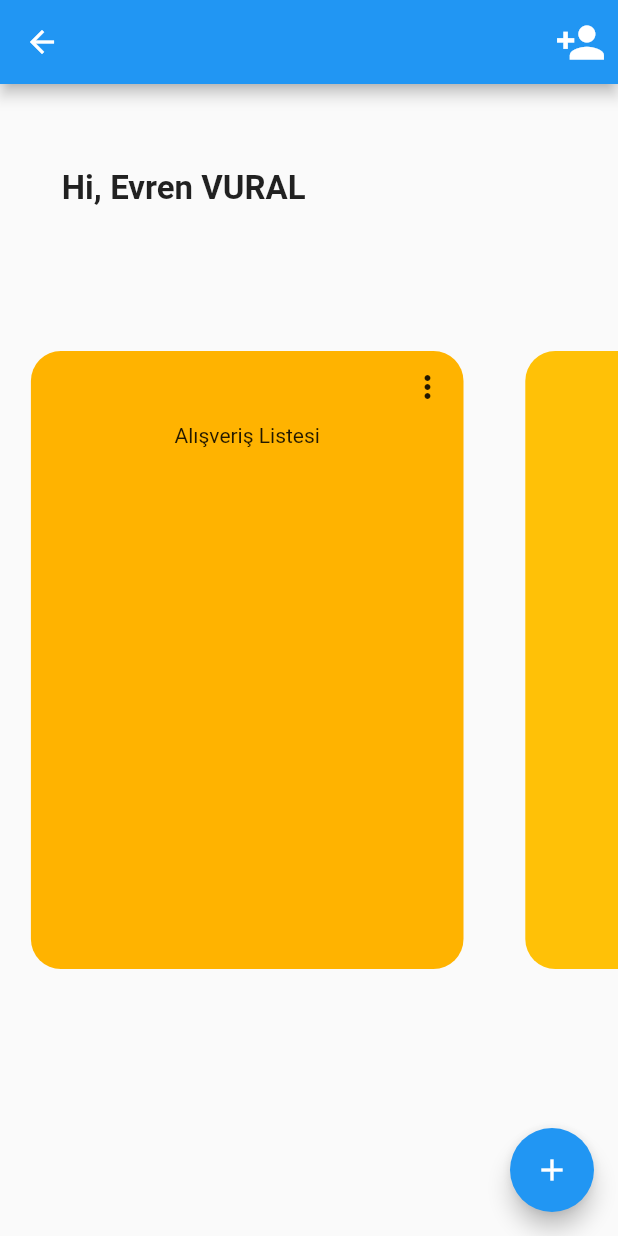
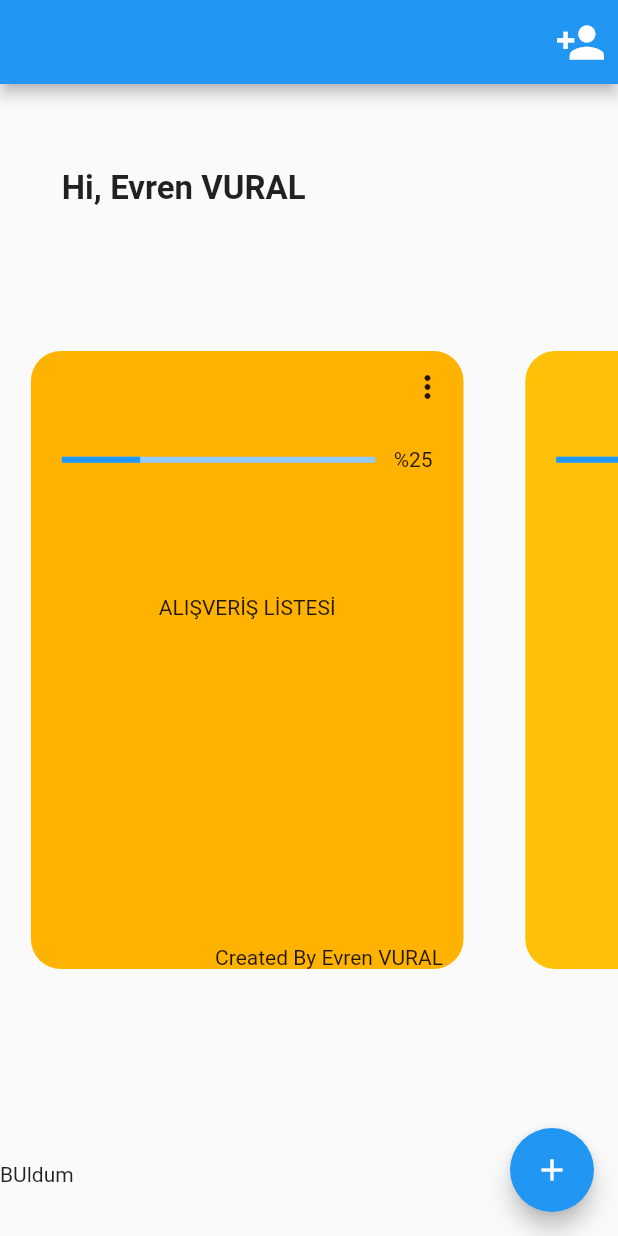
Before and after one commit to evrenvural/shared-todo-mobile, a Flutter app: the HomeView screen opened directly, on a phone screen of 412 x 824 dp. Run offline on Flutter 3.47's test engine with Material 2 defaults, Android fonts, the phone set to English and light mode, and no system bars; our stand-ins replace shared_preferences; accounts and stored records are empty.

Commit message:
home ui updating and refactoring

```diff
--- /dev/null
+++ b/lib/core/constant/arguments.dart
@@ -0,0 +1,5 @@
+class TodoArgument {
+  final String todoListId;
+
+  TodoArgument(this.todoListId);
+}
--- /dev/null
+++ b/lib/core/constant/route_name.dart
@@ -0,0 +1,5 @@
+class RouteName {
+  static const String LOGIN = "/login";
+  static const String HOME = "/home";
+  static const String TODO = "/home/todo";
+}
--- a/lib/main.dart
+++ b/lib/main.dart
@@ -1,6 +1,11 @@
 import 'package:flutter/material.dart';
 
+import 'package:shared_todo_mobile/core/constant/route_name.dart';
+
+import 'package:shared_todo_mobile/view/home.dart';
+import 'package:shared_todo_mobile/view/login.dart';
 import 'package:shared_todo_mobile/view/main.dart';
+import 'package:shared_todo_mobile/view/todo.dart';
 
 void main() => runApp(MyApp());
 
@@ -10,6 +15,11 @@ class MyApp extends StatelessWidget {
     return MaterialApp(
       title: 'Material App',
       home: MainView(),
+      routes: {
+        RouteName.LOGIN: (context) => LoginView(),
+        RouteName.HOME: (context) => HomeView(),
+        RouteName.TODO: (context) => TodoView(),
+      },
     );
   }
 }
--- a/lib/view/home.dart
+++ b/lib/view/home.dart
@@ -1,4 +1,6 @@
 import 'package:flutter/material.dart';
+import 'package:shared_todo_mobile/core/constant/arguments.dart';
+import 'package:shared_todo_mobile/core/constant/route_name.dart';
 import 'package:shared_todo_mobile/core/constant/size.dart';
 
 class HomeView extends StatefulWidget {
@@ -9,9 +11,6 @@ class HomeView extends StatefulWidget {
 }
 
 class _HomeViewState extends State<HomeView> {
-  final List<String> entries = <String>['A', 'B', 'C'];
-  final List<int> colorCodes = <int>[600, 500, 100];
-
   @override
   Widget build(BuildContext context) {
     return Scaffold(
@@ -26,60 +25,11 @@ class _HomeViewState extends State<HomeView> {
       ),
       body: Column(
         children: <Widget>[
-          Container(
-            alignment: Alignment.bottomLeft,
-            padding:
-                EdgeInsetsDirectional.only(start: dynamicWidth(context, 0.1)),
-            height: dynamicHeight(context, 0.1),
-            child: Text(
-              'Hi, Evren VURAL',
-              textAlign: TextAlign.left,
-              style: TextStyle(
-                fontWeight: FontWeight.bold,
-                fontSize: 22,
-              ),
-            ),
+          _TitleWidget(),
+          Expanded(
+            child: _ContextWidget(),
           ),
-          Expanded(
-            child: Center(
-              child: Container(
-                height: dynamicHeight(context, 0.5),
-                child: ListView.separated(
-                  scrollDirection: Axis.horizontal,
-                  itemCount: entries.length,
-                  itemBuilder: (BuildContext context, int index) {
-                    return Container(
-                      margin: EdgeInsets.only(
-                          left: dynamicWidth(context, 0.05),
-                          right: dynamicWidth(context, 0.05)),
-                      width: dynamicWidth(context, 0.7),
-                      decoration: BoxDecoration(
-                        borderRadius: BorderRadius.circular(20),
-                        color: Colors.amber[colorCodes[index]],
-                      ),
-                      child: Column(children: <Widget>[
-                        Align(
-                          alignment: Alignment(1, 0.8),
-                          child: IconButton(
-                            icon: Icon(Icons.more_vert),
-                            onPressed: () {},
-                          ),
-                        ),
-                        Center(
-                          child: Text("Alışveriş Listesi"),
-                        )
-                      ]),
-                    );
-                  },
-                  separatorBuilder: (BuildContext context, int index) =>
-                      const Divider(),
-                ),
-              ),
-            ),
-          ),
-          SizedBox(
-            height: dynamicHeight(context, 0.1),
-          )
+          _FooterWidget()
         ],
       ),
       floatingActionButton: FloatingActionButton(
@@ -89,3 +39,196 @@ class _HomeViewState extends State<HomeView> {
     );
   }
 }
+
+class _FooterWidget extends StatelessWidget {
+  const _FooterWidget({
+    Key key,
+  }) : super(key: key);
+
+  @override
+  Widget build(BuildContext context) {
+    return Container(
+      height: dynamicHeight(context, 0.1),
+      child: Align(
+        alignment: Alignment(-1, 0),
+        child: Text("BUldum"),
+      ),
+    );
+  }
+}
+
+class _ContextWidget extends StatelessWidget {
+  _ContextWidget({Key key}) : super(key: key);
+
+  final List<String> entries = <String>['A', 'B', 'C'];
+  final List<int> colorCodes = <int>[600, 500, 100];
+
+  @override
+  Widget build(BuildContext context) {
+    return Center(
+      child: _TodoListContainerWidget(entries: entries, colorCodes: colorCodes),
+    );
+  }
+}
+
+class _TodoListContainerWidget extends StatelessWidget {
+  const _TodoListContainerWidget({
+    Key key,
+    @required this.entries,
+    @required this.colorCodes,
+  }) : super(key: key);
+
+  final List<String> entries;
+  final List<int> colorCodes;
+
+  @override
+  Widget build(BuildContext context) {
+    return Container(
+      height: dynamicHeight(context, 0.5),
+      child: ListView.separated(
+        scrollDirection: Axis.horizontal,
+        itemCount: entries.length,
+        itemBuilder: (BuildContext context, int index) {
+          return _TodoListWidget(colorCodes: colorCodes, index: index);
+        },
+        separatorBuilder: (BuildContext context, int index) =>
+            const Divider(),
+      ),
+    );
+  }
+}
+
+class _TodoListWidget extends StatelessWidget {
+  const _TodoListWidget({
+    Key key,
+    @required this.colorCodes,
+    @required this.index
+  }) : super(key: key);
+
+  final List<int> colorCodes;
+  final int index;
+
+  @override
+  Widget build(BuildContext context) {
+    return GestureDetector(
+      onTap: () {
+        Navigator.pushNamed(
+          context,
+          RouteName.TODO,
+          arguments: TodoArgument(index.toString()),
+        );
+      },
+      child: Container(
+        margin: EdgeInsets.only(
+            left: dynamicWidth(context, 0.05),
+            right: dynamicWidth(context, 0.05)),
+        width: dynamicWidth(context, 0.7),
+        decoration: BoxDecoration(
+          borderRadius: BorderRadius.circular(20),
+          color: Colors.amber[colorCodes[index]],
+        ),
+        child: Column(children: <Widget>[
+          _TodoListSettingsButtonWidget(),
+          _TodoListProgressBarWidget(),
+          _TodoListBodyWidget(),
+          _TodoListFooterWidget()
+        ]),
+      ),
+    );
+  }
+}
+
+class _TodoListFooterWidget extends StatelessWidget {
+  const _TodoListFooterWidget({
+    Key key,
+  }) : super(key: key);
+
+  @override
+  Widget build(BuildContext context) {
+    return Expanded(
+      child: Align(
+          alignment: Alignment(0.8, 1),
+          child: Text("Created By Evren VURAL")),
+    );
+  }
+}
+
+class _TodoListBodyWidget extends StatelessWidget {
+  const _TodoListBodyWidget({
+    Key key,
+  }) : super(key: key);
+
+  @override
+  Widget build(BuildContext context) {
+    return Container(
+      margin: EdgeInsets.only(top: dynamicHeight(context, 0.1)),
+      child: Text("ALIŞVERİŞ LİSTESİ"),
+    );
+  }
+}
+
+class _TodoListProgressBarWidget extends StatelessWidget {
+  const _TodoListProgressBarWidget({
+    Key key,
+  }) : super(key: key);
+
+  @override
+  Widget build(BuildContext context) {
+    return Container(
+      margin: EdgeInsets.only(top: dynamicHeight(context, 0.02)),
+      width: dynamicWidth(context, 0.6),
+      child: Row(
+        children: <Widget>[
+          Expanded(
+              child: LinearProgressIndicator(
+            value: 0.25,
+          )),
+          Container(
+              margin: EdgeInsets.only(
+                  left: dynamicWidth(context, 0.03)),
+              child: Text("%25")),
+        ],
+      ),
+    );
+  }
+}
+
+class _TodoListSettingsButtonWidget extends StatelessWidget {
+  const _TodoListSettingsButtonWidget({
+    Key key,
+  }) : super(key: key);
+
+  @override
+  Widget build(BuildContext context) {
+    return Align(
+      alignment: Alignment(1, 0.8),
+      child: IconButton(
+        icon: Icon(Icons.more_vert),
+        onPressed: () {},
+      ),
+    );
+  }
+}
+
+class _TitleWidget extends StatelessWidget {
+  const _TitleWidget({
+    Key key,
+  }) : super(key: key);
+
+  @override
+  Widget build(BuildContext context) {
+    return Container(
+      alignment: Alignment.bottomLeft,
+      padding: EdgeInsetsDirectional.only(start: dynamicWidth(context, 0.1)),
+      height: dynamicHeight(context, 0.1),
+      child: Text(
+        'Hi, Evren VURAL',
+        textAlign: TextAlign.left,
+        style: TextStyle(
+          fontWeight: FontWeight.bold,
+          fontSize: 22,
+        ),
+      ),
+    );
+  }
+}
--- /dev/null
+++ b/lib/view/todo.dart
@@ -0,0 +1,16 @@
+import 'package:flutter/material.dart';
+
+import 'package:shared_todo_mobile/core/constant/arguments.dart';
+
+class TodoView extends StatelessWidget {
+  const TodoView({Key key}) : super(key: key);
+
+  @override
+  Widget build(BuildContext context) {
+    final TodoArgument args = ModalRoute.of(context).settings.arguments;
+
+    return Scaffold(
+      body: Text("TODO -> ${args.todoListId}"),
+    );
+  }
+}
```
